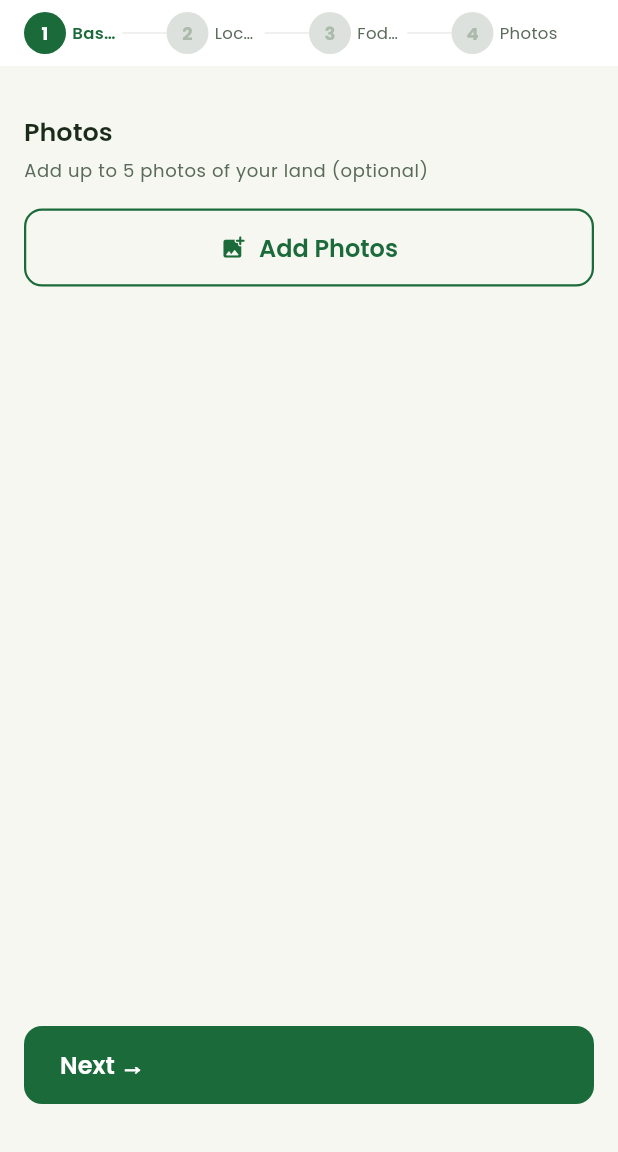
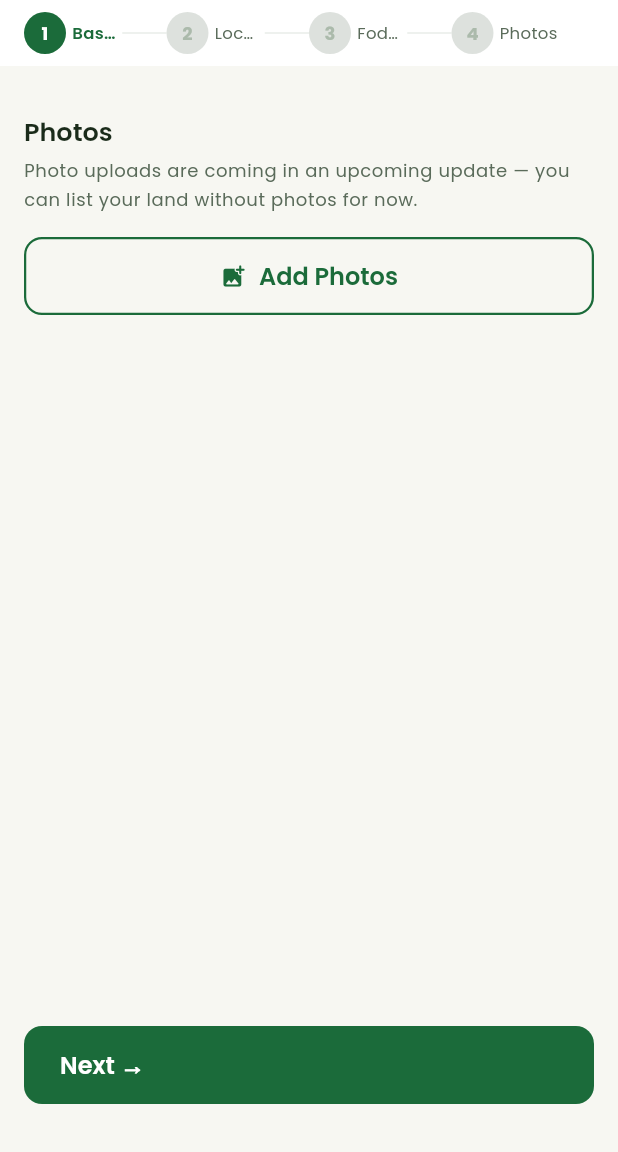
Before and after one commit to srinivasmalli19-art/Jeevamitra, a Flutter app: the AddLandScreen screen opened by its route, swiped to page 4, on a phone screen of 412 x 824 dp, the part 84-1236 px from its top. Run offline on Flutter 3.47's test engine with Material 3 defaults, Android fonts, the phone set to English and light mode, and no system bars; our stand-ins replace cloud_firestore, connectivity_plus, firebase_analytics, firebase_auth, firebase_core, firebase_crashlytics and 16 more; missing offline and left inert: firebase_performance; accounts and stored records are empty.

Commit message:
Release Milestone 1 - Photo Free Version Prepared

```diff
--- /dev/null
+++ b/lib/core/constants/feature_flags.dart
@@ -0,0 +1,23 @@
+/// Centralised on/off switches for capabilities that are fully built and
+/// production-ready but intentionally not exposed to users yet — flip a
+/// flag here rather than deleting or commenting out working code.
+class FeatureFlags {
+  /// Firebase Storage (and therefore any feature that uploads a file — land
+  /// listing photos today) is off for the v1.0 release. This is a product
+  /// decision, not a bug workaround: the project stays on the Firebase
+  /// Spark (free) plan until the app has been validated with real users,
+  /// and Spark does not include Storage.
+  ///
+  /// Nothing Storage-related was deleted to ship without it — see
+  /// [lib/core/services/image_upload_service.dart], `storage.rules`, and
+  /// `FarmModel.imageUrls` — all of it stays as-is, ready to go.
+  ///
+  /// To re-enable in a future version:
+  ///   1. Confirm Firebase Storage is enabled on the Firebase project
+  ///      (Console → Storage → Get Started) and `storage.rules` has been
+  ///      deployed (`firebase deploy --only storage:rules`).
+  ///   2. Set this flag to `true`.
+  ///   3. That's it — every call site that touches Storage already checks
+  ///      this flag first; no other code changes are required.
+  static const bool photoUploadsEnabled = false;
+}
--- a/lib/presentation/screens/farmer/lands/add_land_screen.dart
+++ b/lib/presentation/screens/farmer/lands/add_land_screen.dart
@@ -5,6 +5,7 @@ import 'package:flutter_riverpod/flutter_riverpod.dart';
 import 'package:go_router/go_router.dart';
 import 'package:image_picker/image_picker.dart';
 
+import '../../../../core/constants/feature_flags.dart';
 import '../../../../core/constants/route_constants.dart';
 import '../../../../core/services/image_upload_service.dart';
 import '../../../../core/services/location_service.dart';
@@ -220,6 +221,17 @@ class _AddLandScreenState extends ConsumerState<AddLandScreen> {
   }
 
   Future<void> _pickImages() async {
+    if (!FeatureFlags.photoUploadsEnabled) {
+      ScaffoldMessenger.of(context).showSnackBar(
+        const SnackBar(
+          content: Text(
+            'Photo uploads will be available in an upcoming update. '
+            'You can continue creating your listing without photos.',
+          ),
+        ),
+      );
+      return;
+    }
     final files = await _imgService.pickMultipleImages(maxImages: 5 - _data.images.length);
     if (files.isNotEmpty) {
       setState(() => _data = _data.copyWith(images: [..._data.images, ...files]));
@@ -234,9 +246,11 @@ class _AddLandScreenState extends ConsumerState<AddLandScreen> {
       final uid = FirebaseAuth.instance.currentUser?.uid ?? '';
       final userDoc = ref.read(currentUserDocProvider).valueOrNull;
 
-      // Upload images
+      // Upload images — hard-gated here (not just at the picker) so no
+      // Storage call can ever occur while photoUploadsEnabled is false,
+      // regardless of how _data.images was populated.
       List<String> imageUrls = [];
-      if (_data.images.isNotEmpty) {
+      if (FeatureFlags.photoUploadsEnabled && _data.images.isNotEmpty) {
         imageUrls = await _imgService.uploadImages(
           files: _data.images,
           folder: 'farms',
@@ -774,8 +788,12 @@ class _Step4Photos extends StatelessWidget {
           const SizedBox(height: AppSpacing.base),
           Text('Photos', style: Theme.of(context).textTheme.titleLarge),
           const SizedBox(height: AppSpacing.xs),
-          Text('Add up to 5 photos of your land (optional)',
-              style: Theme.of(context).textTheme.bodySmall),
+          Text(
+            FeatureFlags.photoUploadsEnabled
+                ? 'Add up to 5 photos of your land (optional)'
+                : 'Photo uploads are coming in an upcoming update — you can list your land without photos for now.',
+            style: Theme.of(context).textTheme.bodySmall,
+          ),
           const SizedBox(height: AppSpacing.base),
           if (images.isNotEmpty) ...[
             GridView.builder(
--- a/lib/presentation/screens/shepherd/vets/shepherd_vets_screen.dart
+++ b/lib/presentation/screens/shepherd/vets/shepherd_vets_screen.dart
@@ -299,6 +299,7 @@ class _VetCard extends StatelessWidget {
                 backgroundImage: vet.profileImageUrl != null
                     ? NetworkImage(vet.profileImageUrl!)
                     : null,
+                onBackgroundImageError: vet.profileImageUrl != null ? (_, __) {} : null,
                 child: vet.profileImageUrl == null
                     ? Text(
                         vet.name.isNotEmpty ? vet.name[0].toUpperCase() : 'V',
--- a/lib/presentation/screens/shepherd/vets/vet_detail_screen.dart
+++ b/lib/presentation/screens/shepherd/vets/vet_detail_screen.dart
@@ -72,6 +72,7 @@ class VetDetailScreen extends ConsumerWidget {
                     backgroundImage: vet.profileImageUrl != null
                         ? NetworkImage(vet.profileImageUrl!)
                         : null,
+                    onBackgroundImageError: vet.profileImageUrl != null ? (_, __) {} : null,
                     child: vet.profileImageUrl == null
                         ? Text(
                             vet.name.isNotEmpty
```
